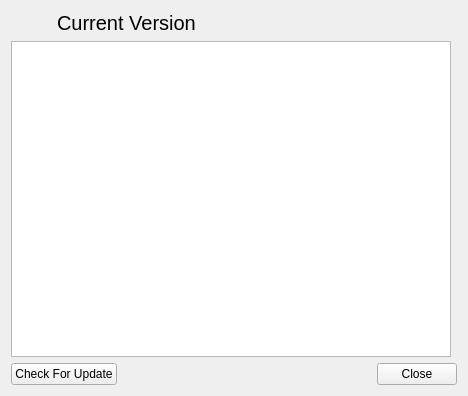
Qt form CertMan/about_dlg.ui (jykim74/CertMan) before a commit.
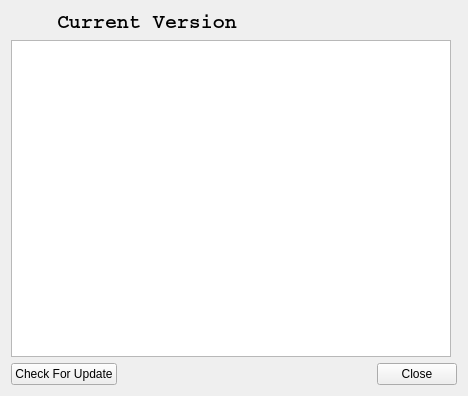
The same form after that commit. Icons and pictures are not drawn.

Patch:
```diff
--- a/CertMan/about_dlg.ui
+++ b/CertMan/about_dlg.ui
@@ -23,7 +23,10 @@
       <widget class="QLabel" name="mVersionLabel">
        <property name="font">
         <font>
+         <family>Courier</family>
          <pointsize>15</pointsize>
+         <weight>75</weight>
+         <bold>true</bold>
         </font>
        </property>
        <property name="text">
```
